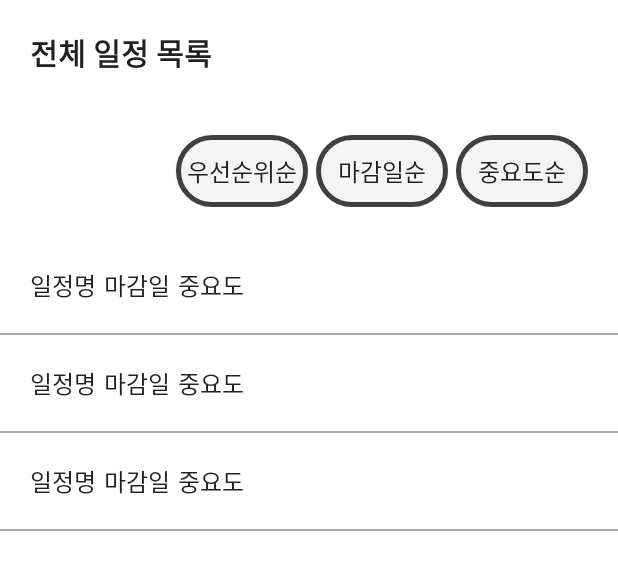
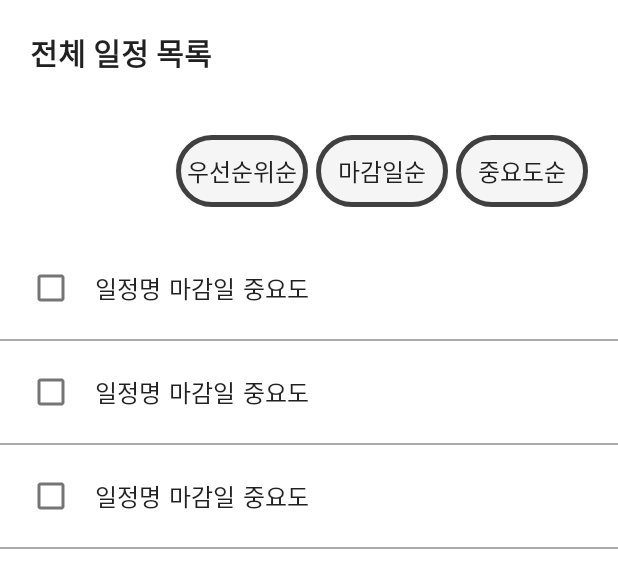
Before and after one commit to seunghwaryu/engineeringdesign, an Android app: the layout activity_main_list.xml on its own in the app's theme, with its tools: preview values and no code run, on a phone screen of 412 x 824 dp. Shown: the top 588 px of the screen. Run offline under Robolectric (Android 15) with nearby library versions, the phone set to English and light mode, and no system bars.

```diff
--- a/app/src/main/res/layout/main_list_item.xml
+++ b/app/src/main/res/layout/main_list_item.xml
@@ -11,12 +11,17 @@
         android:layout_width="match_parent"
         android:layout_height="wrap_content"
         android:gravity="center_vertical"
-        android:padding="20dp">
+        android:padding="10dp">
 
+        <CheckBox
+            android:id="@+id/item_cheakBox"
+            android:layout_width="wrap_content"
+            android:layout_height="wrap_content" />
         <TextView
             android:id="@+id/item_name"
             android:layout_width="wrap_content"
             android:layout_height="wrap_content"
+            android:layout_marginLeft="5dp"
             android:text="일정명"
             android:textColor = "?android:textColorPrimary"
             android:textSize="16sp" />
```
Also changed, not shown: app/src/main/java/com/dryice/ed2/adapter/MainRecyclerAdapter.java (+38 -7 lines).
